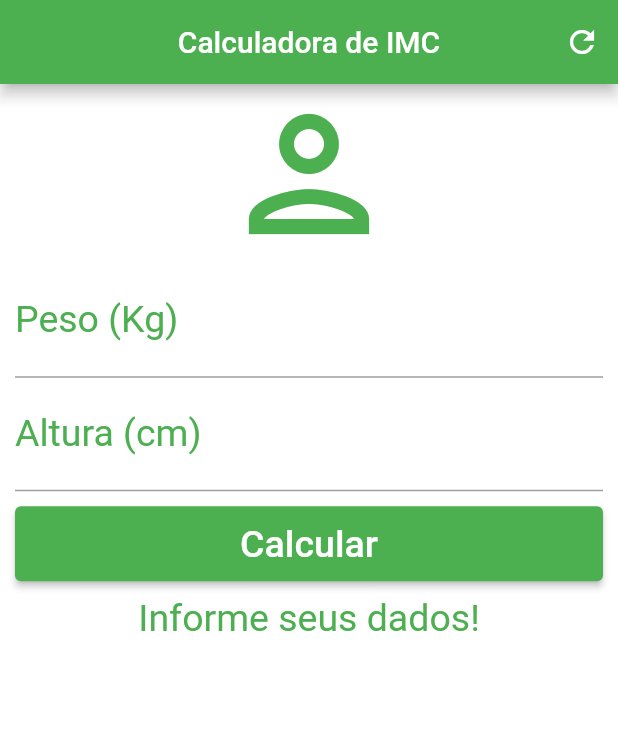
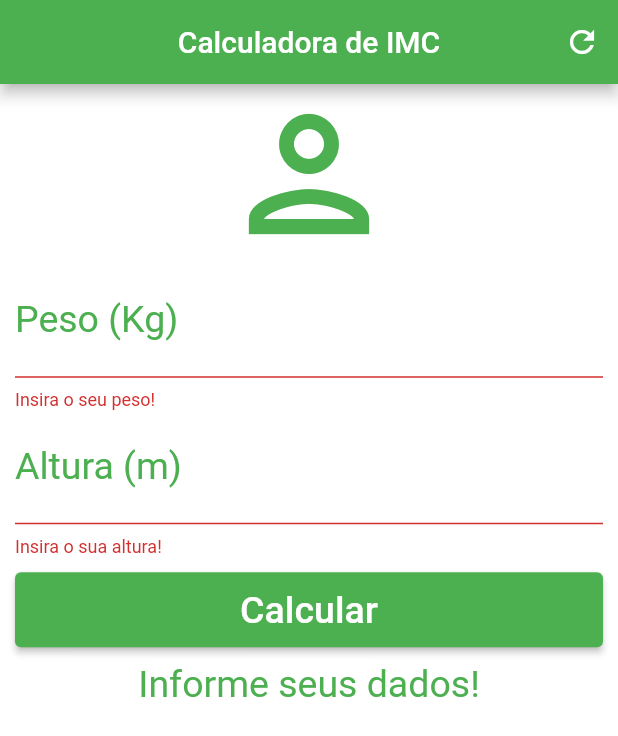
Before and after one commit to bruno-jungton/calculadora_imc, a Flutter app: the screen it shows after launch, after a tap on "Calcular", on a phone screen of 412 x 824 dp. Shown: the top 736 px of the screen. Run offline on Flutter 3.47's test engine with Material 2 defaults, Android fonts, the phone set to English and light mode, and no system bars.

Commit message:
adicionando controladores

```diff
--- a/lib/main.dart
+++ b/lib/main.dart
@@ -1,7 +1,8 @@
 import 'package:flutter/material.dart';
 
 void main() {
-  runApp(MaterialApp(
+  runApp(const MaterialApp(
+    debugShowCheckedModeBanner: false,
     home: Home(),
   ));
 }
@@ -17,18 +18,23 @@ class _HomeState extends State<Home> {
   TextEditingController weightController = TextEditingController();
   TextEditingController heightController = TextEditingController();
 
+  GlobalKey<FormState> _formKey = GlobalKey<FormState>();
+
   String _infoText = "Informe seus dados!";
 
   void _resetFields() {
     weightController.text = "";
     heightController.text = "";
+    setState(() {
       _infoText = "Informe seus dados!";
+      _formKey = GlobalKey<FormState>();
+    });
   }
 
   void _calculete() {
     setState(() {
-      double weight = double.parse(weightController.toString());
-      double height = double.parse(heightController.toString()) / 100;
+      double weight = double.parse(weightController.text.toString());
+      double height = double.parse(heightController.text.toString());
       double imc = weight / (height * height);
       if (imc < 18.6) {
         _infoText = "Abaixo do peso (${imc.toStringAsPrecision(3)})";
@@ -49,8 +55,9 @@ class _HomeState extends State<Home> {
   @override
   Widget build(BuildContext context) {
     return Scaffold(
+      //debugShowCheckModeBanner: false,
       appBar: AppBar(
-        title: Text("Calculadora de IMC"),
+        title: const Text("Calculadora de IMC"),
         centerTitle: true,
         backgroundColor: Colors.green,
         actions: [
@@ -62,28 +69,43 @@ class _HomeState extends State<Home> {
       ),
       backgroundColor: Colors.white,
       body: SingleChildScrollView(
-        padding: EdgeInsets.fromLTRB(10.0, 0.0, 10.0, 0.0),
+        padding: const EdgeInsets.fromLTRB(10.0, 0.0, 10.0, 0.0),
+        child: Form(
+          key: _formKey,
           child: Column(
             crossAxisAlignment: CrossAxisAlignment.stretch,
             children: [
-            Icon(Icons.person_outlined, size: 120.0, color: Colors.green),
-            TextField(
+              const Icon(Icons.person_outlined,
+                  size: 120.0, color: Colors.green),
+              TextFormField(
                 keyboardType: TextInputType.number,
-              decoration: InputDecoration(
+                decoration: const InputDecoration(
                     labelText: "Peso (Kg)",
                     labelStyle: TextStyle(color: Colors.green)),
                 textAlign: TextAlign.center,
-              style: TextStyle(color: Colors.green, fontSize: 25.0),
+                style: const TextStyle(color: Colors.green, fontSize: 25.0),
                 controller: weightController,
+                validator: (value) {
+                  if (value!.isEmpty) {
+                    return "Insira o seu peso!";
+                  }
+                  return null;
+                },
               ),
-            TextField(
+              TextFormField(
                 keyboardType: TextInputType.number,
-              decoration: InputDecoration(
-                  labelText: "Altura (cm)",
+                decoration: const InputDecoration(
+                    labelText: "Altura (m)",
                     labelStyle: TextStyle(color: Colors.green)),
                 textAlign: TextAlign.center,
-              style: TextStyle(color: Colors.green, fontSize: 25.0),
+                style: const TextStyle(color: Colors.green, fontSize: 25.0),
                 controller: heightController,
+                validator: (value) {
+                  if (value!.isEmpty) {
+                    return "Insira o sua altura!";
+                  }
+                  return null;
+                },
               ),
               Padding(
                 padding: const EdgeInsets.only(top: 10.0, bottom: 10.0),
@@ -94,7 +116,11 @@ class _HomeState extends State<Home> {
                         backgroundColor:
                             MaterialStatePropertyAll<Color>(Colors.green),
                       ),
-                    onPressed: _calculete,
+                      onPressed: () {
+                        if (_formKey.currentState!.validate()) {
+                          _calculete();
+                        }
+                      },
                       child: const Text(
                         'Calcular',
                         style: TextStyle(color: Colors.white, fontSize: 25.0),
@@ -104,9 +130,10 @@ class _HomeState extends State<Home> {
               Text(
                 _infoText,
                 textAlign: TextAlign.center,
-              style: TextStyle(color: Colors.green, fontSize: 25.0),
+                style: const TextStyle(color: Colors.green, fontSize: 25.0),
               )
             ],
+          ),
         ),
       ),
     );
```
Lines whose indentation alone changed are shown as unchanged.
